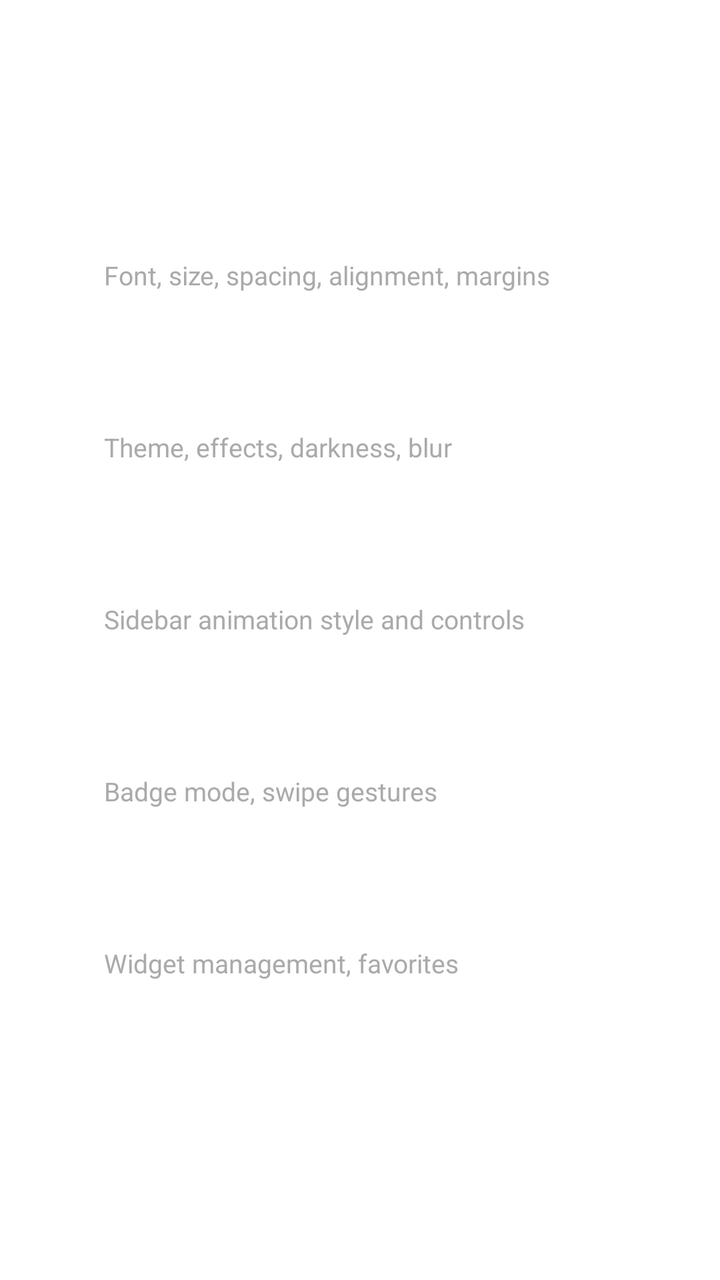
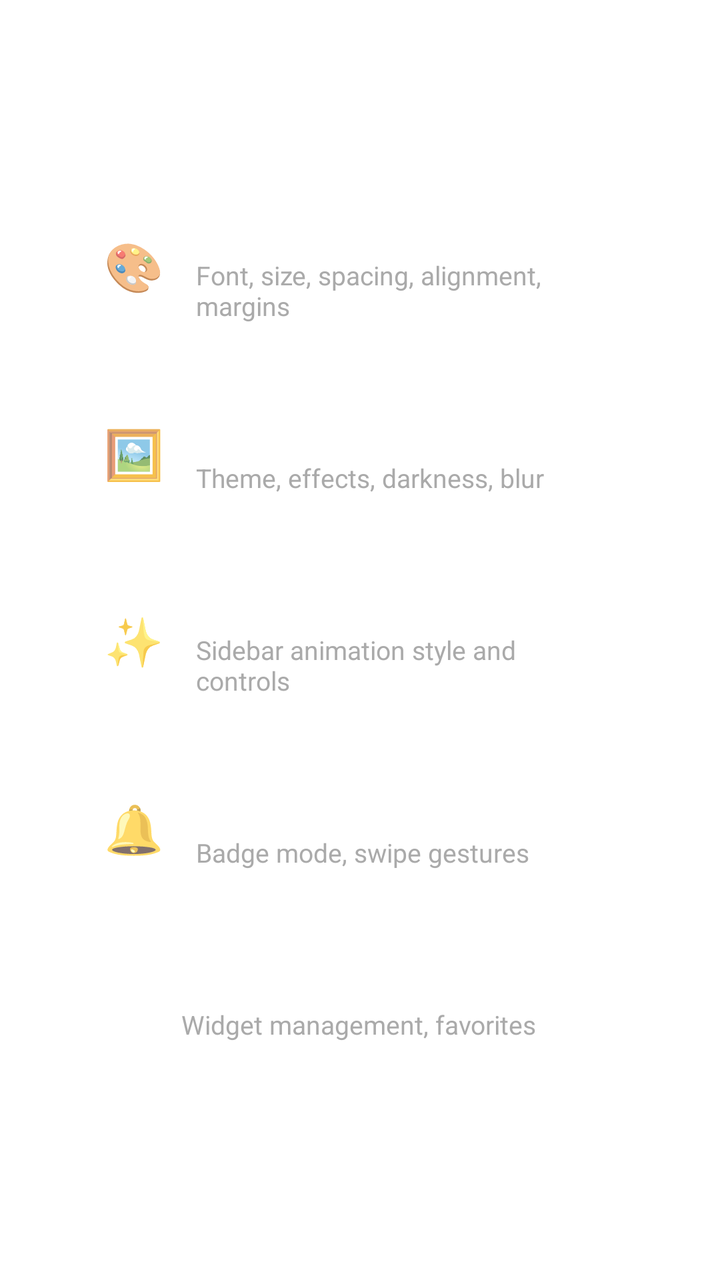

Before-and-after screenshots of an Android layout around one commit, followed by the original layout XML and the change that was made.
<!-- AndroidManifest.xml: application theme Theme.ALauncher -->
<!-- res/layout/fragment_settings_menu.xml -->
<?xml version="1.0" encoding="utf-8"?>
<ScrollView xmlns:android="http://schemas.android.com/apk/res/android"
    android:layout_width="match_parent"
    android:layout_height="match_parent"
    android:fillViewport="true">

    <LinearLayout
        android:layout_width="match_parent"
        android:layout_height="wrap_content"
        android:orientation="vertical"
        android:padding="32dp">

        <TextView
            android:layout_width="wrap_content"
            android:layout_height="wrap_content"
            android:text="Settings"
            android:textColor="#FFFFFF"
            android:textSize="24sp"
            android:textStyle="bold"
            android:layout_marginBottom="24dp" />

        <LinearLayout
            android:id="@+id/cardAppearance"
            android:layout_width="match_parent"
            android:layout_height="wrap_content"
            android:orientation="vertical"
            android:background="#22FFFFFF"
            android:paddingHorizontal="20dp"
            android:paddingVertical="16dp"
            android:layout_marginBottom="12dp"
            android:clickable="true"
            android:focusable="true">

            <TextView
                android:layout_width="wrap_content"
                android:layout_height="wrap_content"
                android:text="Appearance"
                android:textColor="#FFFFFF"
                android:textSize="18sp"
                android:textStyle="bold" />

            <TextView
                android:layout_width="wrap_content"
                android:layout_height="wrap_content"
                android:text="Font, size, spacing, alignment, margins"
                android:textColor="#AAAAAA"
                android:textSize="13sp" />
        </LinearLayout>

        <LinearLayout
            android:id="@+id/cardWallpaper"
            android:layout_width="match_parent"
            android:layout_height="wrap_content"
            android:orientation="vertical"
            android:background="#22FFFFFF"
            android:paddingHorizontal="20dp"
            android:paddingVertical="16dp"
            android:layout_marginBottom="12dp"
            android:clickable="true"
            android:focusable="true">

            <TextView
                android:layout_width="wrap_content"
                android:layout_height="wrap_content"
                android:text="Wallpaper"
                android:textColor="#FFFFFF"
                android:textSize="18sp"
                android:textStyle="bold" />

            <TextView
                android:layout_width="wrap_content"
                android:layout_height="wrap_content"
                android:text="Theme, effects, darkness, blur"
                android:textColor="#AAAAAA"
                android:textSize="13sp" />
        </LinearLayout>

        <LinearLayout
            android:id="@+id/cardAnimations"
            android:layout_width="match_parent"
            android:layout_height="wrap_content"
            android:orientation="vertical"
            android:background="#22FFFFFF"
            android:paddingHorizontal="20dp"
            android:paddingVertical="16dp"
            android:layout_marginBottom="12dp"
            android:clickable="true"
            android:focusable="true">

            <TextView
                android:layout_width="wrap_content"
                android:layout_height="wrap_content"
                android:text="Animations"
                android:textColor="#FFFFFF"
                android:textSize="18sp"
                android:textStyle="bold" />

            <TextView
                android:layout_width="wrap_content"
                android:layout_height="wrap_content"
                android:text="Sidebar animation style and controls"
                android:textColor="#AAAAAA"
                android:textSize="13sp" />
        </LinearLayout>

        <LinearLayout
            android:id="@+id/cardNotifications"
            android:layout_width="match_parent"
            android:layout_height="wrap_content"
            android:orientation="vertical"
            android:background="#22FFFFFF"
            android:paddingHorizontal="20dp"
            android:paddingVertical="16dp"
            android:layout_marginBottom="12dp"
            android:clickable="true"
            android:focusable="true">

            <TextView
                android:layout_width="wrap_content"
                android:layout_height="wrap_content"
                android:text="Notifications"
                android:textColor="#FFFFFF"
                android:textSize="18sp"
                android:textStyle="bold" />

            <TextView
                android:layout_width="wrap_content"
                android:layout_height="wrap_content"
                android:text="Badge mode, swipe gestures"
                android:textColor="#AAAAAA"
                android:textSize="13sp" />
        </LinearLayout>

        <LinearLayout
            android:id="@+id/cardWidgets"
            android:layout_width="match_parent"
            android:layout_height="wrap_content"
            android:orientation="vertical"
            android:background="#22FFFFFF"
            android:paddingHorizontal="20dp"
            android:paddingVertical="16dp"
            android:layout_marginBottom="12dp"
            android:clickable="true"
            android:focusable="true">

            <TextView
                android:layout_width="wrap_content"
                android:layout_height="wrap_content"
                android:text="Widgets &amp; Home"
                android:textColor="#FFFFFF"
                android:textSize="18sp"
                android:textStyle="bold" />

            <TextView
                android:layout_width="wrap_content"
                android:layout_height="wrap_content"
                android:text="Widget management, favorites"
                android:textColor="#AAAAAA"
                android:textSize="13sp" />
        </LinearLayout>

    </LinearLayout>
</ScrollView>
<!-- resources referenced by this layout -->
<resources>
  <style name="Theme.ALauncher" parent="Theme.AppCompat.NoActionBar">
          <item name="android:windowBackground">@android:color/transparent</item>
          <item name="android:windowShowWallpaper">true</item>
          <item name="android:windowIsTranslucent">true</item>
      </style>
</resources>

<!-- the commit's change to res/layout/fragment_settings_menu.xml (unified diff, before → after) -->
@@ -23,140 +23,215 @@
             android:id="@+id/cardAppearance"
             android:layout_width="match_parent"
             android:layout_height="wrap_content"
-            android:orientation="vertical"
-            android:background="#22FFFFFF"
-            android:paddingHorizontal="20dp"
-            android:paddingVertical="16dp"
-            android:layout_marginBottom="12dp"
-            android:clickable="true"
-            android:focusable="true">
-
-            <TextView
-                android:layout_width="wrap_content"
-                android:layout_height="wrap_content"
-                android:text="Appearance"
-                android:textColor="#FFFFFF"
-                android:textSize="18sp"
-                android:textStyle="bold" />
-
-            <TextView
-                android:layout_width="wrap_content"
-                android:layout_height="wrap_content"
-                android:text="Font, size, spacing, alignment, margins"
-                android:textColor="#AAAAAA"
-                android:textSize="13sp" />
+            android:orientation="horizontal"
+            android:gravity="center_vertical"
+            android:background="#22FFFFFF"
+            android:paddingHorizontal="20dp"
+            android:paddingVertical="16dp"
+            android:layout_marginBottom="12dp"
+            android:clickable="true"
+            android:focusable="true">
+
+            <TextView
+                android:layout_width="wrap_content"
+                android:layout_height="wrap_content"
+                android:text="🎨"
+                android:textSize="24sp"
+                android:layout_marginEnd="16dp" />
+
+            <LinearLayout
+                android:layout_width="0dp"
+                android:layout_height="wrap_content"
+                android:layout_weight="1"
+                android:orientation="vertical">
+
+                <TextView
+                    android:layout_width="wrap_content"
+                    android:layout_height="wrap_content"
+                    android:text="Appearance"
+                    android:textColor="#FFFFFF"
+                    android:textSize="18sp"
+                    android:textStyle="bold" />
+
+                <TextView
+                    android:layout_width="wrap_content"
+                    android:layout_height="wrap_content"
+                    android:text="Font, size, spacing, alignment, margins"
+                    android:textColor="#AAAAAA"
+                    android:textSize="13sp" />
+            </LinearLayout>
         </LinearLayout>
 
         <LinearLayout
             android:id="@+id/cardWallpaper"
             android:layout_width="match_parent"
             android:layout_height="wrap_content"
-            android:orientation="vertical"
-            android:background="#22FFFFFF"
-            android:paddingHorizontal="20dp"
-            android:paddingVertical="16dp"
-            android:layout_marginBottom="12dp"
-            android:clickable="true"
-            android:focusable="true">
-
-            <TextView
-                android:layout_width="wrap_content"
-                android:layout_height="wrap_content"
-                android:text="Wallpaper"
-                android:textColor="#FFFFFF"
-                android:textSize="18sp"
-                android:textStyle="bold" />
-
-            <TextView
-                android:layout_width="wrap_content"
-                android:layout_height="wrap_content"
-                android:text="Theme, effects, darkness, blur"
-                android:textColor="#AAAAAA"
-                android:textSize="13sp" />
+            android:orientation="horizontal"
+            android:gravity="center_vertical"
+            android:background="#22FFFFFF"
+            android:paddingHorizontal="20dp"
+            android:paddingVertical="16dp"
+            android:layout_marginBottom="12dp"
+            android:clickable="true"
+            android:focusable="true">
+
+            <TextView
+                android:layout_width="wrap_content"
+                android:layout_height="wrap_content"
+                android:text="🖼"
+                android:textSize="24sp"
+                android:layout_marginEnd="16dp" />
+
+            <LinearLayout
+                android:layout_width="0dp"
+                android:layout_height="wrap_content"
+                android:layout_weight="1"
+                android:orientation="vertical">
+
+                <TextView
+                    android:layout_width="wrap_content"
+                    android:layout_height="wrap_content"
+                    android:text="Wallpaper"
+                    android:textColor="#FFFFFF"
+                    android:textSize="18sp"
+                    android:textStyle="bold" />
+
+                <TextView
+                    android:layout_width="wrap_content"
+                    android:layout_height="wrap_content"
+                    android:text="Theme, effects, darkness, blur"
+                    android:textColor="#AAAAAA"
+                    android:textSize="13sp" />
+            </LinearLayout>
         </LinearLayout>
 
         <LinearLayout
             android:id="@+id/cardAnimations"
             android:layout_width="match_parent"
             android:layout_height="wrap_content"
-            android:orientation="vertical"
-            android:background="#22FFFFFF"
-            android:paddingHorizontal="20dp"
-            android:paddingVertical="16dp"
-            android:layout_marginBottom="12dp"
-            android:clickable="true"
-            android:focusable="true">
-
-            <TextView
-                android:layout_width="wrap_content"
-                android:layout_height="wrap_content"
-                android:text="Animations"
-                android:textColor="#FFFFFF"
-                android:textSize="18sp"
-                android:textStyle="bold" />
-
-            <TextView
-                android:layout_width="wrap_content"
-                android:layout_height="wrap_content"
-                android:text="Sidebar animation style and controls"
-                android:textColor="#AAAAAA"
-                android:textSize="13sp" />
+            android:orientation="horizontal"
+            android:gravity="center_vertical"
+            android:background="#22FFFFFF"
+            android:paddingHorizontal="20dp"
+            android:paddingVertical="16dp"
+            android:layout_marginBottom="12dp"
+            android:clickable="true"
+            android:focusable="true">
+
+            <TextView
+                android:layout_width="wrap_content"
+                android:layout_height="wrap_content"
+                android:text="✨"
+                android:textSize="24sp"
+                android:layout_marginEnd="16dp" />
+
+            <LinearLayout
+                android:layout_width="0dp"
+                android:layout_height="wrap_content"
+                android:layout_weight="1"
+                android:orientation="vertical">
+
+                <TextView
+                    android:layout_width="wrap_content"
+                    android:layout_height="wrap_content"
+                    android:text="Animations"
+                    android:textColor="#FFFFFF"
+                    android:textSize="18sp"
+                    android:textStyle="bold" />
+
+                <TextView
+                    android:layout_width="wrap_content"
+                    android:layout_height="wrap_content"
+                    android:text="Sidebar animation style and controls"
+                    android:textColor="#AAAAAA"
+                    android:textSize="13sp" />
+            </LinearLayout>
         </LinearLayout>
 
         <LinearLayout
             android:id="@+id/cardNotifications"
             android:layout_width="match_parent"
             android:layout_height="wrap_content"
-            android:orientation="vertical"
-            android:background="#22FFFFFF"
-            android:paddingHorizontal="20dp"
-            android:paddingVertical="16dp"
-            android:layout_marginBottom="12dp"
-            android:clickable="true"
-            android:focusable="true">
-
-            <TextView
-                android:layout_width="wrap_content"
-                android:layout_height="wrap_content"
-                android:text="Notifications"
-                android:textColor="#FFFFFF"
-                android:textSize="18sp"
-                android:textStyle="bold" />
-
-            <TextView
-                android:layout_width="wrap_content"
-                android:layout_height="wrap_content"
-                android:text="Badge mode, swipe gestures"
-                android:textColor="#AAAAAA"
-                android:textSize="13sp" />
+            android:orientation="horizontal"
+            android:gravity="center_vertical"
+            android:background="#22FFFFFF"
+            android:paddingHorizontal="20dp"
+            android:paddingVertical="16dp"
+            android:layout_marginBottom="12dp"
+            android:clickable="true"
+            android:focusable="true">
+
+            <TextView
+                android:layout_width="wrap_content"
+                android:layout_height="wrap_content"
+                android:text="🔔"
+                android:textSize="24sp"
+                android:layout_marginEnd="16dp" />
+
+            <LinearLayout
+                android:layout_width="0dp"
+                android:layout_height="wrap_content"
+                android:layout_weight="1"
+                android:orientation="vertical">
+
+                <TextView
+                    android:layout_width="wrap_content"
+                    android:layout_height="wrap_content"
+                    android:text="Notifications"
+                    android:textColor="#FFFFFF"
+                    android:textSize="18sp"
+                    android:textStyle="bold" />
+
+                <TextView
+                    android:layout_width="wrap_content"
+                    android:layout_height="wrap_content"
+                    android:text="Badge mode, swipe gestures"
+                    android:textColor="#AAAAAA"
+                    android:textSize="13sp" />
+            </LinearLayout>
         </LinearLayout>
 
         <LinearLayout
             android:id="@+id/cardWidgets"
             android:layout_width="match_parent"
             android:layout_height="wrap_content"
-            android:orientation="vertical"
-            android:background="#22FFFFFF"
-            android:paddingHorizontal="20dp"
-            android:paddingVertical="16dp"
-            android:layout_marginBottom="12dp"
-            android:clickable="true"
-            android:focusable="true">
-
-            <TextView
-                android:layout_width="wrap_content"
-                android:layout_height="wrap_content"
-                android:text="Widgets &amp; Home"
-                android:textColor="#FFFFFF"
-                android:textSize="18sp"
-                android:textStyle="bold" />
-
-            <TextView
-                android:layout_width="wrap_content"
-                android:layout_height="wrap_content"
-                android:text="Widget management, favorites"
-                android:textColor="#AAAAAA"
-                android:textSize="13sp" />
+            android:orientation="horizontal"
+            android:gravity="center_vertical"
+            android:background="#22FFFFFF"
+            android:paddingHorizontal="20dp"
+            android:paddingVertical="16dp"
+            android:layout_marginBottom="12dp"
+            android:clickable="true"
+            android:focusable="true">
+
+            <TextView
+                android:layout_width="wrap_content"
+                android:layout_height="wrap_content"
+                android:text="⚙"
+                android:textSize="24sp"
+                android:layout_marginEnd="16dp" />
+
+            <LinearLayout
+                android:layout_width="0dp"
+                android:layout_height="wrap_content"
+                android:layout_weight="1"
+                android:orientation="vertical">
+
+                <TextView
+                    android:layout_width="wrap_content"
+                    android:layout_height="wrap_content"
+                    android:text="Widgets &amp; Home"
+                    android:textColor="#FFFFFF"
+                    android:textSize="18sp"
+                    android:textStyle="bold" />
+
+                <TextView
+                    android:layout_width="wrap_content"
+                    android:layout_height="wrap_content"
+                    android:text="Widget management, favorites"
+                    android:textColor="#AAAAAA"
+                    android:textSize="13sp" />
+            </LinearLayout>
         </LinearLayout>
 
     </LinearLayout>
